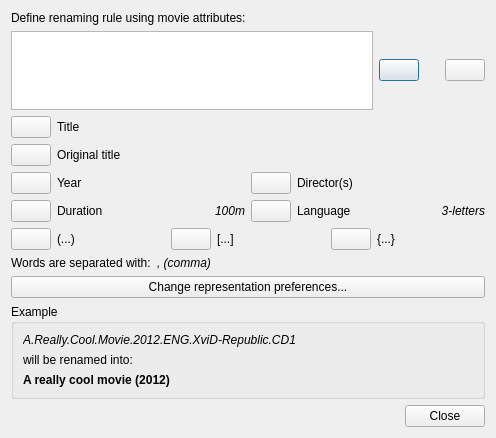
Before: the Qt Designer form src/renaming_rule_dialog.ui in albemala/almoviesrenamer, drawn with Qt 5.
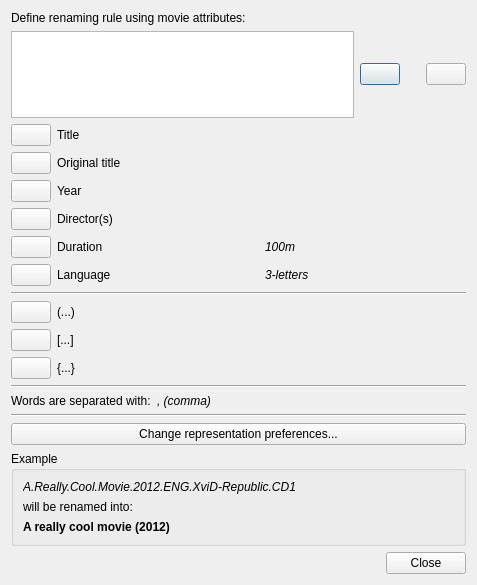
After: the same form once the commit is applied. Icons and pictures are not drawn.

Commit message: better organization of attributes on renaming rule dialog

What changed in the file:
```diff
--- a/src/renaming_rule_dialog.ui
+++ b/src/renaming_rule_dialog.ui
@@ -6,8 +6,8 @@
    <rect>
     <x>0</x>
     <y>0</y>
-    <width>496</width>
-    <height>438</height>
+    <width>477</width>
+    <height>585</height>
    </rect>
   </property>
   <property name="windowTitle">
@@ -103,42 +103,103 @@
    </item>
    <item>
     <layout class="QGridLayout" name="gridLayout">
-     <item row="2" column="4">
+     <item row="5" column="0">
+      <widget class="QPushButton" name="button_add_language">
+       <property name="sizePolicy">
+        <sizepolicy hsizetype="Fixed" vsizetype="Fixed">
+         <horstretch>0</horstretch>
+         <verstretch>0</verstretch>
+        </sizepolicy>
+       </property>
+       <property name="icon">
+        <iconset>
+         <normaloff>icons/plus.png</normaloff>icons/plus.png</iconset>
+       </property>
+      </widget>
+     </item>
+     <item row="5" column="2">
+      <widget class="QLabel" name="label_language_representation">
+       <property name="font">
+        <font>
+         <italic>true</italic>
+        </font>
+       </property>
+       <property name="text">
+        <string>3-letters</string>
+       </property>
+      </widget>
+     </item>
+     <item row="3" column="1">
       <widget class="QLabel" name="label_6">
        <property name="text">
         <string>Director(s)</string>
        </property>
       </widget>
      </item>
-     <item row="3" column="2">
-      <widget class="QLabel" name="label_duration_representation">
-       <property name="font">
-        <font>
-         <italic>true</italic>
-        </font>
+     <item row="3" column="0">
+      <widget class="QPushButton" name="button_add_director">
+       <property name="sizePolicy">
+        <sizepolicy hsizetype="Fixed" vsizetype="Fixed">
+         <horstretch>0</horstretch>
+         <verstretch>0</verstretch>
+        </sizepolicy>
        </property>
-       <property name="text">
-        <string>100m</string>
+       <property name="icon">
+        <iconset>
+         <normaloff>icons/plus.png</normaloff>icons/plus.png</iconset>
        </property>
-       <property name="alignment">
-        <set>Qt::AlignRight|Qt::AlignTrailing|Qt::AlignVCenter</set>
+      </widget>
+     </item>
+     <item row="2" column="0">
+      <widget class="QPushButton" name="button_add_year">
+       <property name="sizePolicy">
+        <sizepolicy hsizetype="Fixed" vsizetype="Fixed">
+         <horstretch>0</horstretch>
+         <verstretch>0</verstretch>
+        </sizepolicy>
        </property>
       </widget>
      </item>
-     <item row="3" column="4">
+     <item row="5" column="1">
       <widget class="QLabel" name="label_4">
        <property name="text">
         <string>Language</string>
        </property>
       </widget>
      </item>
-     <item row="3" column="1">
+     <item row="0" column="0">
+      <widget class="QPushButton" name="button_add_title">
+       <property name="sizePolicy">
+        <sizepolicy hsizetype="Fixed" vsizetype="Fixed">
+         <horstretch>0</horstretch>
+         <verstretch>0</verstretch>
+        </sizepolicy>
+       </property>
+       <property name="icon">
+        <iconset>
+         <normaloff>icons/plus.png</normaloff>icons/plus.png</iconset>
+       </property>
+      </widget>
+     </item>
+     <item row="4" column="1">
       <widget class="QLabel" name="label_7">
        <property name="text">
         <string>Duration</string>
        </property>
       </widget>
      </item>
+     <item row="4" column="2">
+      <widget class="QLabel" name="label_duration_representation">
+       <property name="font">
+        <font>
+         <italic>true</italic>
+        </font>
+       </property>
+       <property name="text">
+        <string>100m</string>
+       </property>
+      </widget>
+     </item>
      <item row="1" column="0">
       <widget class="QPushButton" name="button_add_original_title">
        <property name="sizePolicy">
@@ -153,62 +214,6 @@
        </property>
       </widget>
      </item>
-     <item row="2" column="0">
-      <widget class="QPushButton" name="button_add_year">
-       <property name="sizePolicy">
-        <sizepolicy hsizetype="Fixed" vsizetype="Fixed">
-         <horstretch>0</horstretch>
-         <verstretch>0</verstretch>
-        </sizepolicy>
-       </property>
-       <property name="icon">
-        <iconset>
-         <normaloff>icons/plus.png</normaloff>icons/plus.png</iconset>
-       </property>
-      </widget>
-     </item>
-     <item row="3" column="3">
-      <widget class="QPushButton" name="button_add_language">
-       <property name="sizePolicy">
-        <sizepolicy hsizetype="Fixed" vsizetype="Fixed">
-         <horstretch>0</horstretch>
-         <verstretch>0</verstretch>
-        </sizepolicy>
-       </property>
-       <property name="icon">
-        <iconset>
-         <normaloff>icons/plus.png</normaloff>icons/plus.png</iconset>
-       </property>
-      </widget>
-     </item>
-     <item row="2" column="3">
-      <widget class="QPushButton" name="button_add_director">
-       <property name="sizePolicy">
-        <sizepolicy hsizetype="Fixed" vsizetype="Fixed">
-         <horstretch>0</horstretch>
-         <verstretch>0</verstretch>
-        </sizepolicy>
-       </property>
-       <property name="icon">
-        <iconset>
-         <normaloff>icons/plus.png</normaloff>icons/plus.png</iconset>
-       </property>
-      </widget>
-     </item>
-     <item row="0" column="0">
-      <widget class="QPushButton" name="button_add_title">
-       <property name="sizePolicy">
-        <sizepolicy hsizetype="Fixed" vsizetype="Fixed">
-         <horstretch>0</horstretch>
-         <verstretch>0</verstretch>
-        </sizepolicy>
-       </property>
-       <property name="icon">
-        <iconset>
-         <normaloff>icons/plus.png</normaloff>icons/plus.png</iconset>
-       </property>
-      </widget>
-     </item>
      <item row="2" column="1">
       <widget class="QLabel" name="label_5">
        <property name="text">
@@ -216,7 +221,7 @@
        </property>
       </widget>
      </item>
-     <item row="3" column="0">
+     <item row="4" column="0">
       <widget class="QPushButton" name="button_add_duration">
        <property name="sizePolicy">
         <sizepolicy hsizetype="Fixed" vsizetype="Fixed">
@@ -230,81 +235,31 @@
        </property>
       </widget>
      </item>
-     <item row="3" column="5">
-      <widget class="QLabel" name="label_language_representation">
-       <property name="font">
-        <font>
-         <italic>true</italic>
-        </font>
-       </property>
-       <property name="text">
-        <string>3-letters</string>
-       </property>
-       <property name="alignment">
-        <set>Qt::AlignRight|Qt::AlignTrailing|Qt::AlignVCenter</set>
-       </property>
-      </widget>
-     </item>
-     <item row="0" column="1" colspan="5">
-      <widget class="QLabel" name="label">
-       <property name="text">
-        <string>Title</string>
-       </property>
-      </widget>
-     </item>
-     <item row="1" column="1" colspan="5">
+     <item row="1" column="1" colspan="2">
       <widget class="QLabel" name="label_3">
        <property name="text">
         <string>Original title</string>
        </property>
       </widget>
      </item>
+     <item row="0" column="1" colspan="2">
+      <widget class="QLabel" name="label">
+       <property name="text">
+        <string>Title</string>
+       </property>
+      </widget>
+     </item>
     </layout>
    </item>
+   <item>
+    <widget class="Line" name="line">
+     <property name="orientation">
+      <enum>Qt::Horizontal</enum>
+     </property>
+    </widget>
+   </item>
    <item>
     <layout class="QGridLayout" name="gridLayout_2">
-     <item row="0" column="4">
-      <widget class="QPushButton" name="button_add_curly_brackets">
-       <property name="sizePolicy">
-        <sizepolicy hsizetype="Fixed" vsizetype="Fixed">
-         <horstretch>0</horstretch>
-         <verstretch>0</verstretch>
-        </sizepolicy>
-       </property>
-       <property name="icon">
-        <iconset>
-         <normaloff>icons/plus.png</normaloff>icons/plus.png</iconset>
-       </property>
-      </widget>
-     </item>
-     <item row="0" column="2">
-      <widget class="QPushButton" name="button_add_square_brackets">
-       <property name="sizePolicy">
-        <sizepolicy hsizetype="Fixed" vsizetype="Fixed">
-         <horstretch>0</horstretch>
-         <verstretch>0</verstretch>
-        </sizepolicy>
-       </property>
-       <property name="icon">
-        <iconset>
-         <normaloff>icons/plus.png</normaloff>icons/plus.png</iconset>
-       </property>
-      </widget>
-     </item>
-     <item row="0" column="0">
-      <widget class="QPushButton" name="button_add_round_brackets">
-       <property name="sizePolicy">
-        <sizepolicy hsizetype="Fixed" vsizetype="Fixed">
-         <horstretch>0</horstretch>
-         <verstretch>0</verstretch>
-        </sizepolicy>
-       </property>
-       <property name="icon">
-        <iconset>
-         <normaloff>icons/plus.png</normaloff>icons/plus.png</iconset>
-       </property>
-      </widget>
-     </item>
      <item row="0" column="1">
       <widget class="QLabel" name="label_16">
        <property name="text">
@@ -312,14 +267,56 @@
        </property>
       </widget>
      </item>
-     <item row="0" column="3">
+     <item row="0" column="0">
+      <widget class="QPushButton" name="button_add_round_brackets">
+       <property name="sizePolicy">
+        <sizepolicy hsizetype="Fixed" vsizetype="Fixed">
+         <horstretch>0</horstretch>
+         <verstretch>0</verstretch>
+        </sizepolicy>
+       </property>
+       <property name="icon">
+        <iconset>
+         <normaloff>icons/plus.png</normaloff>icons/plus.png</iconset>
+       </property>
+      </widget>
+     </item>
+     <item row="1" column="1">
       <widget class="QLabel" name="label_17">
        <property name="text">
         <string>[...]</string>
        </property>
       </widget>
      </item>
-     <item row="0" column="5">
+     <item row="1" column="0">
+      <widget class="QPushButton" name="button_add_square_brackets">
+       <property name="sizePolicy">
+        <sizepolicy hsizetype="Fixed" vsizetype="Fixed">
+         <horstretch>0</horstretch>
+         <verstretch>0</verstretch>
+        </sizepolicy>
+       </property>
+       <property name="icon">
+        <iconset>
+         <normaloff>icons/plus.png</normaloff>icons/plus.png</iconset>
+       </property>
+      </widget>
+     </item>
+     <item row="2" column="0">
+      <widget class="QPushButton" name="button_add_curly_brackets">
+       <property name="sizePolicy">
+        <sizepolicy hsizetype="Fixed" vsizetype="Fixed">
+         <horstretch>0</horstretch>
+         <verstretch>0</verstretch>
+        </sizepolicy>
+       </property>
+       <property name="icon">
+        <iconset>
+         <normaloff>icons/plus.png</normaloff>icons/plus.png</iconset>
+       </property>
+      </widget>
+     </item>
+     <item row="2" column="1">
       <widget class="QLabel" name="label_19">
        <property name="text">
         <string>{...}</string>
@@ -328,6 +325,13 @@
      </item>
     </layout>
    </item>
+   <item>
+    <widget class="Line" name="line_2">
+     <property name="orientation">
+      <enum>Qt::Horizontal</enum>
+     </property>
+    </widget>
+   </item>
    <item>
     <layout class="QHBoxLayout" name="horizontalLayout_2">
      <item>
@@ -357,6 +361,13 @@
      </item>
     </layout>
    </item>
+   <item>
+    <widget class="Line" name="line_3">
+     <property name="orientation">
+      <enum>Qt::Horizontal</enum>
+     </property>
+    </widget>
+   </item>
    <item>
     <widget class="QPushButton" name="button_show_preferences">
      <property name="text">
```
Left out of the diff: 4 changed lines with no effect on the pictures. The commit also changes 1 other file.
